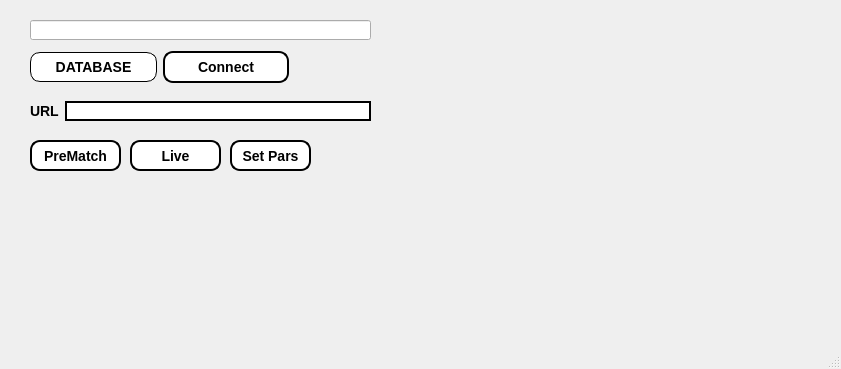
Before: the Qt Designer form window.ui in biggvladik/GrabberGolf, drawn with Qt 5.
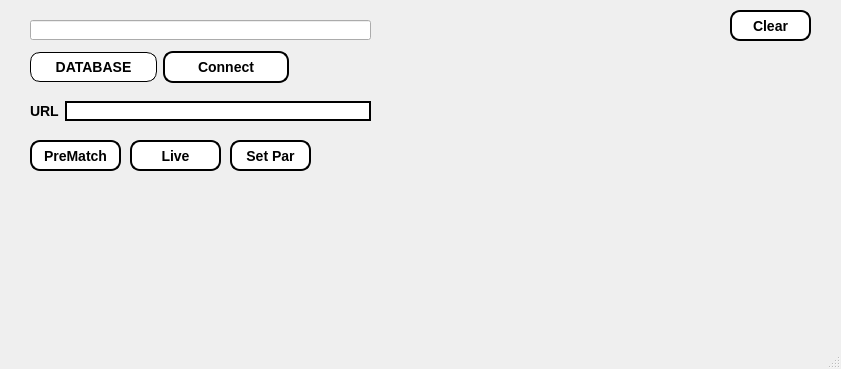
After: the same form once the commit is applied.

Commit message: Live and clear ready!

```diff
--- a/window.ui
+++ b/window.ui
@@ -236,7 +236,7 @@
 </string>
     </property>
     <property name="text">
-     <string>Set Pars</string>
+     <string>Set Par</string>
     </property>
    </widget>
    <widget class="QWidget" name="layoutWidget">
@@ -268,6 +268,36 @@
      </item>
     </layout>
    </widget>
+   <widget class="QPushButton" name="pushButton_5">
+    <property name="geometry">
+     <rect>
+      <x>730</x>
+      <y>10</y>
+      <width>81</width>
+      <height>31</height>
+     </rect>
+    </property>
+    <property name="styleSheet">
+     <string notr="true">QPushButton#pushButton_5 {
+    border-style: outset;
+    border-width: 2px;
+    border-radius: 10px;
+    border-color: black;
+    font: bold 14px;
+	background-color: white;
+}
+QPushButton#pushButton_5:hover {
+  background-color: #e7e7e7;
+}
+
+
+    	
+</string>
+    </property>
+    <property name="text">
+     <string>Clear</string>
+    </property>
+   </widget>
   </widget>
   <widget class="QStatusBar" name="statusbar"/>
  </widget>
```
The commit also changes 4 other files.
